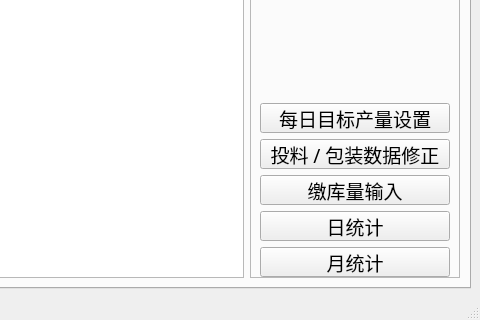
Qt form qt5_proj/mainForm.ui (clang2you/packing_defective) before a commit; both pictures show x 633 to 1113 and y 604 to 924 of the 1113 by 924 pixel window.
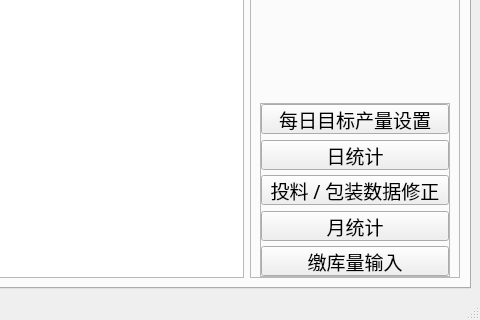
The same form after that commit.

Diff of the .ui file:
```diff
--- a/qt5_proj/mainForm.ui
+++ b/qt5_proj/mainForm.ui
@@ -589,12 +589,78 @@
            </item>
            <item>
             <layout class="QGridLayout" name="gridLayout">
-             <item row="1" column="0">
+             <item row="0" column="0">
+              <widget class="QFrame" name="frame_7">
+               <property name="minimumSize">
+                <size>
+                 <width>0</width>
+                 <height>150</height>
+                </size>
+               </property>
+               <property name="frameShape">
+                <enum>QFrame::StyledPanel</enum>
+               </property>
+               <property name="frameShadow">
+                <enum>QFrame::Raised</enum>
+               </property>
+               <layout class="QVBoxLayout" name="verticalLayout_7">
+                <property name="leftMargin">
+                 <number>0</number>
+                </property>
+                <property name="topMargin">
+                 <number>0</number>
+                </property>
+                <property name="rightMargin">
+                 <number>0</number>
+                </property>
+                <property name="bottomMargin">
+                 <number>0</number>
+                </property>
+                <item>
+                 <spacer name="verticalSpacer_2">
+                  <property name="orientation">
+                   <enum>Qt::Vertical</enum>
+                  </property>
+                  <property name="sizeHint" stdset="0">
+                   <size>
+                    <width>20</width>
+                    <height>40</height>
+                   </size>
+                  </property>
+                 </spacer>
+                </item>
+                <item>
+                 <widget class="QPushButton" name="pushButton_7">
+                  <property name="minimumSize">
+                   <size>
+                    <width>0</width>
+                    <height>30</height>
+                   </size>
+                  </property>
+                  <property name="text">
+                   <string>每日目标产量设置</string>
+                  </property>
+                 </widget>
+                </item>
+                <item>
+                 <widget class="QPushButton" name="pushButton_4">
+                  <property name="minimumSize">
+                   <size>
+                    <width>0</width>
+                    <height>30</height>
+                   </size>
+                  </property>
+                  <property name="text">
+                   <string>日统计</string>
+                  </property>
+                 </widget>
+                </item>
+                <item>
               <widget class="QPushButton" name="pushButton">
                <property name="minimumSize">
                 <size>
                  <width>0</width>
-                 <height>0</height>
+                    <height>30</height>
                 </size>
                </property>
                <property name="maximumSize">
@@ -608,32 +674,33 @@
                </property>
               </widget>
              </item>
-             <item row="4" column="0">
+                <item>
               <widget class="QPushButton" name="pushButton_2">
+                  <property name="minimumSize">
+                   <size>
+                    <width>0</width>
+                    <height>30</height>
+                   </size>
+                  </property>
                <property name="text">
                 <string>月统计</string>
                </property>
               </widget>
              </item>
-             <item row="3" column="0">
-              <widget class="QPushButton" name="pushButton_4">
-               <property name="text">
-                <string>日统计</string>
-               </property>
-              </widget>
-             </item>
-             <item row="2" column="0">
+                <item>
               <widget class="QPushButton" name="pushButton_3">
+                  <property name="minimumSize">
+                   <size>
+                    <width>0</width>
+                    <height>30</height>
+                   </size>
+                  </property>
                <property name="text">
                 <string>缴库量输入</string>
                </property>
               </widget>
              </item>
-             <item row="0" column="0">
-              <widget class="QPushButton" name="pushButton_7">
-               <property name="text">
-                <string>每日目标产量设置</string>
-               </property>
+               </layout>
               </widget>
              </item>
             </layout>
```
Left out of the diff: 46 changed lines with no effect on the pictures. Lines whose indentation alone changed are shown as unchanged.
